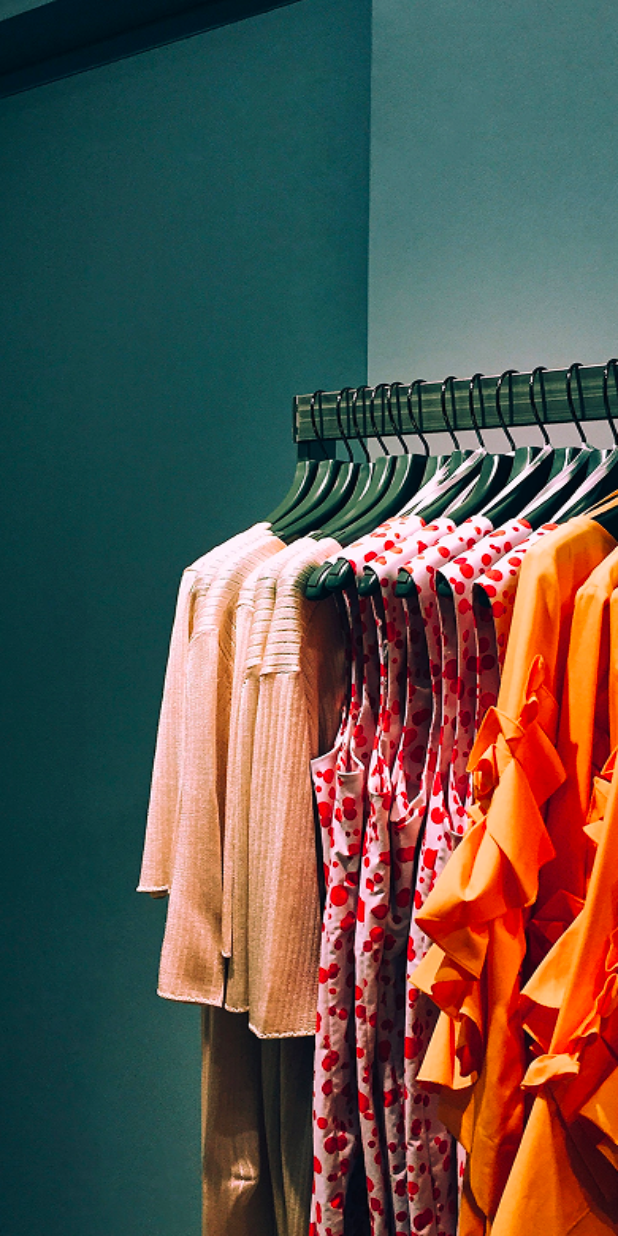
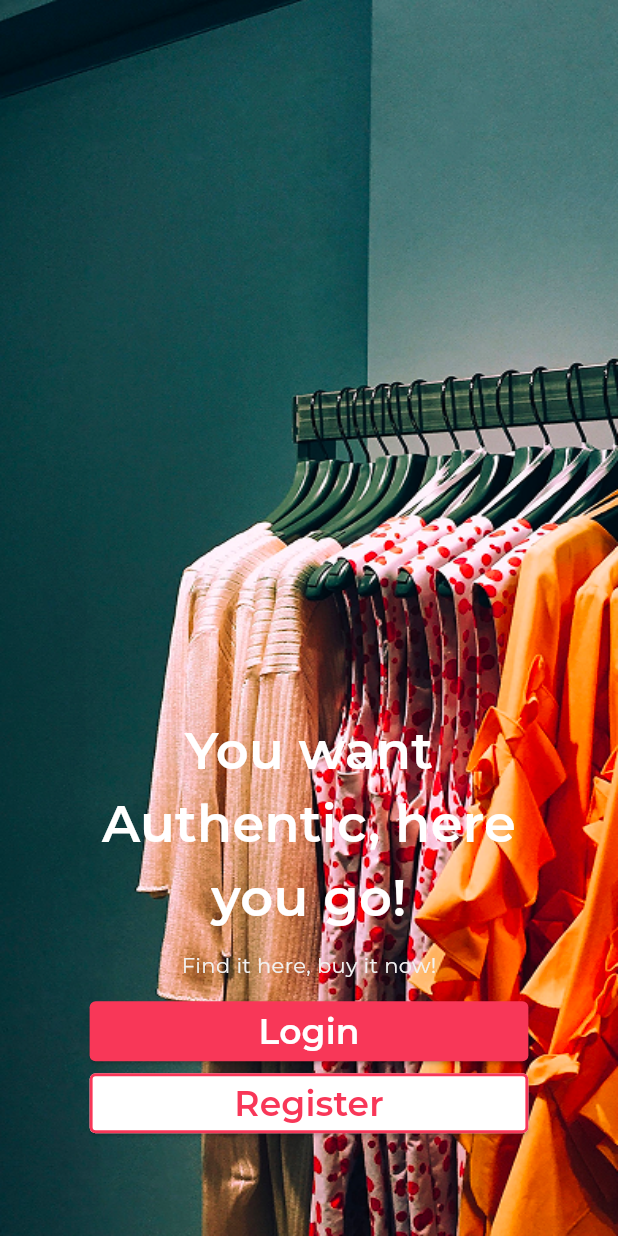
Before and after one commit to phharaoh/Stylish_App, a Flutter app: the GetStartView screen opened directly, on a phone screen of 412 x 824 dp. Run offline on Flutter 3.47's test engine with Material 3 defaults, Android fonts, the phone set to English and light mode, and no system bars; our stand-ins replace smooth_page_indicator; project files that could hold a hidden picture were left out.

Commit message:
complete edite

```diff
--- /dev/null
+++ b/lib/core/Utilz/Helper/myNavigator.dart
@@ -0,0 +1,15 @@
+import 'package:flutter/material.dart';
+
+abstract class MyNavigator {
+  static goTo({
+    required BuildContext context,
+    required Widget screen,
+  }) {
+    Navigator.push(
+      context,
+      MaterialPageRoute(
+        builder: (context) => screen,
+      ),
+    );
+  }
+}
--- a/lib/core/styles/colors.dart
+++ b/lib/core/styles/colors.dart
@@ -3,7 +3,7 @@ import 'dart:ui';
 abstract class AppColors {
   static const Color primary = Color(0xFFF83758);
   static const Color primaryVariant = Color(0xFFFFCCD5);
-  static const Color textFieldBackground = Color(0xFFA8A8A9);
+  static const Color textFieldBackground = Color(0xFFF3F3F3);
   static const Color textFieldIcon = Color(0xFF626262);
   static const Color textFieldLabelText = Color(0xFF676767);
   static const Color statusOnline = Color(0xFF4392F9);
--- /dev/null
+++ b/lib/core/styles/font_weight.dart
@@ -0,0 +1,4 @@
+abstract class FontWeightStyles {
+  static const String extraBold =
+      'lib/core/assets/fonts/Montserrat-ExtraBold.ttf';
+}
--- /dev/null
+++ b/lib/core/styles/text_styles.dart
@@ -0,0 +1,32 @@
+import 'colors.dart';
+import 'package:flutter/material.dart';
+import 'package:stylish_app/core/styles/font_weight.dart';
+
+abstract class TextStyles {
+  static const TextStyle authTextStyle = TextStyle(
+    fontSize: 34,
+    fontWeight: FontWeight.w600,
+    color: Colors.white,
+  );
+  static const TextStyle smallaAuthTextStyle = TextStyle(
+    fontSize: 14,
+    fontWeight: FontWeight.w400,
+    color: Color(0xffF2F2F2),
+  );
+  static const TextStyle textButtonStyle = TextStyle(
+    fontSize: 23,
+    fontWeight: FontWeight.w600,
+    color: Colors.white,
+  );
+  static const TextStyle hintTextStyle = TextStyle(
+      color: AppColors.textFieldLabelText,
+      fontSize: 12,
+      fontWeight: FontWeight.w500);
+
+  static const TextStyle welcomeBack = TextStyle(
+    fontFamily: FontWeightStyles.extraBold,
+    color: Colors.black,
+    fontSize: 40,
+    fontWeight: FontWeight.w900,
+  );
+}
--- a/lib/features/Auth/views/Splash/getstarted_view.dart
+++ b/lib/features/Auth/views/Splash/getstarted_view.dart
@@ -1,4 +1,8 @@
+import '../Sign/signin_view.dart';
 import 'package:flutter/material.dart';
+import '../../../../core/styles/colors.dart';
+import '../../../../core/styles/text_styles.dart';
+import '../../../../core/Utilz/Helper/myNavigator.dart';
 
 class GetStartView extends StatelessWidget {
   const GetStartView({super.key});
@@ -14,6 +18,74 @@ class GetStartView extends StatelessWidget {
                     'lib/core/assets/images/getStarted.png',
                   ),
                   fit: BoxFit.fill)),
+          child: Center(
+              child: Padding(
+            padding: const EdgeInsets.only(left: 37, right: 37),
+            child: Column(
+              mainAxisAlignment: MainAxisAlignment.center,
+              children: [
+                SizedBox(
+                  height: MediaQuery.of(context).size.height * .5,
+                ),
+                const Text(
+                  'You want Authentic, here you go!',
+                  style: TextStyles.authTextStyle,
+                  textAlign: TextAlign.center,
+                ),
+                const SizedBox(
+                  height: 10,
+                ),
+                const Text(
+                  'Find it here, buy it now!',
+                  style: TextStyles.smallaAuthTextStyle,
+                ),
+                const SizedBox(
+                  height: 10,
+                ),
+                SizedBox(
+                  width: MediaQuery.of(context).size.width * .71,
+                  child: ElevatedButton(
+                      onPressed: () {
+                        MyNavigator.goTo(
+                            context: context, screen: const SigninView());
+                      },
+                      style: ElevatedButton.styleFrom(
+                        backgroundColor: AppColors.primary,
+                        shape: RoundedRectangleBorder(
+                          borderRadius: BorderRadius.circular(4),
+                        ),
+                      ),
+                      child: const Text(
+                        'Login',
+                        style: TextStyles.textButtonStyle,
+                      )),
+                ),
+                SizedBox(
+                  width: MediaQuery.of(context).size.width * .71,
+                  child: ElevatedButton(
+                      onPressed: () {},
+                      style: ElevatedButton.styleFrom(
+                        side: const BorderSide(
+                          color: AppColors.primary,
+                          width: 2,
+                        ),
+                        backgroundColor: Colors.white,
+                        shape: RoundedRectangleBorder(
+                          borderRadius: BorderRadius.circular(4),
+                        ),
+                      ),
+                      child: const Text(
+                        'Register',
+                        style: TextStyle(
+                          fontSize: 23,
+                          fontWeight: FontWeight.w600,
+                          color: AppColors.primary,
+                        ),
+                      )),
+                ),
+              ],
+            ),
+          )),
         ),
       ]),
     );
--- a/lib/main.dart
+++ b/lib/main.dart
@@ -1,6 +1,8 @@
 import 'package:flutter/material.dart';
 import 'package:stylish_app/core/app_route.dart';
+import 'features/Auth/views/Sign/signin_view.dart';
 import 'package:stylish_app/core/styles/colors.dart';
+import 'package:stylish_app/features/Auth/views/Splash/getstarted_view.dart';
 
 void main() {
   runApp(const MyApp());
@@ -12,8 +14,9 @@ class MyApp extends StatelessWidget {
   @override
   Widget build(BuildContext context) {
     return MaterialApp(
+      home: const GetStartView(),
       debugShowCheckedModeBanner: false,
-      onGenerateRoute: AppRoute().generateRoute,
+      // onGenerateRoute: AppRoute().generateRoute,
       theme: ThemeData(
         fontFamily: 'Montserrat',
         colorScheme: ColorScheme.fromSeed(seedColor: AppColors.primary),
--- a/pubspec.yaml
+++ b/pubspec.yaml
@@ -80,7 +80,7 @@ flutter:
     - family: Montserrat
       fonts:
         - asset: lib\core\assets\fonts\Montserrat-Regular.ttf
-  #       - asset: fonts/Schyler-Italic.ttf
+        - asset: lib\core\assets\fonts\Montserrat-ExtraBold.ttf
   #         style: italic
   #   - family: Trajan Pro
   #     fonts:
```
Also changed, not shown: lib/core/Utilz/Widgets/custom_elevatedButton.dart (added, +29 -0 lines), lib/core/styles/formfeild_style.dart (added, +9 -0 lines), lib/features/Auth/views/Sign/signin_view.dart (added, +64 -0 lines), lib/core/assets/images/popIcon.svg (added).
